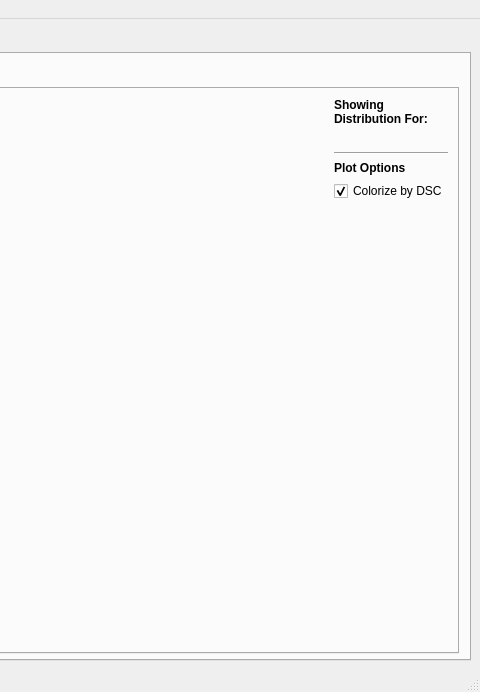
The window that resources/mainWindow.ui (gill14/AccuPatt) describes before a commit, drawn with Qt 5; both pictures show x 635 to 1115 and y 0 to 692 of the 1115 by 692 pixel window.
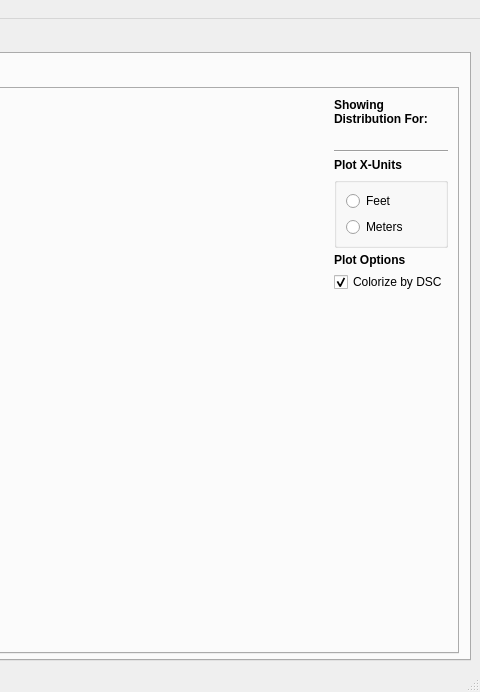
The same window after the commit. The open tabs and pages were chosen to show the change. Custom widgets are drawn as their Qt base class.

Commit message: db-pass_string, plot x-units

Diff of the .ui file:
```diff
--- a/resources/mainWindow.ui
+++ b/resources/mainWindow.ui
@@ -1692,7 +1692,10 @@
              </layout>
             </item>
             <item>
-             <layout class="QVBoxLayout" name="verticalLayout_7">
+             <layout class="QVBoxLayout" name="verticalLayout_7" stretch="0,0,0,0,0,0,0,0">
+              <property name="spacing">
+               <number>5</number>
+              </property>
               <item>
                <widget class="QLabel" name="label_5">
                 <property name="maximumSize">
@@ -1729,6 +1732,48 @@
                 </property>
                </widget>
               </item>
+              <item>
+               <widget class="QLabel" name="label_3">
+                <property name="font">
+                 <font>
+                  <weight>75</weight>
+                  <bold>true</bold>
+                 </font>
+                </property>
+                <property name="text">
+                 <string>Plot X-Units</string>
+                </property>
+               </widget>
+              </item>
+              <item>
+               <widget class="QGroupBox" name="groupBox_2">
+                <property name="flat">
+                 <bool>false</bool>
+                </property>
+                <layout class="QVBoxLayout" name="verticalLayout_9">
+                 <property name="topMargin">
+                  <number>8</number>
+                 </property>
+                 <property name="bottomMargin">
+                  <number>8</number>
+                 </property>
+                 <item>
+                  <widget class="QRadioButton" name="radioButtonSpatialFt">
+                   <property name="text">
+                    <string>Feet</string>
+                   </property>
+                  </widget>
+                 </item>
+                 <item>
+                  <widget class="QRadioButton" name="radioButtonSpatialM">
+                   <property name="text">
+                    <string>Meters</string>
+                   </property>
+                  </widget>
+                 </item>
+                </layout>
+               </widget>
+              </item>
               <item>
                <widget class="QLabel" name="label_32">
                 <property name="maximumSize">
```
Left out of the diff: 4 changed lines with no effect on the pictures. The commit also changes 7 other files.
